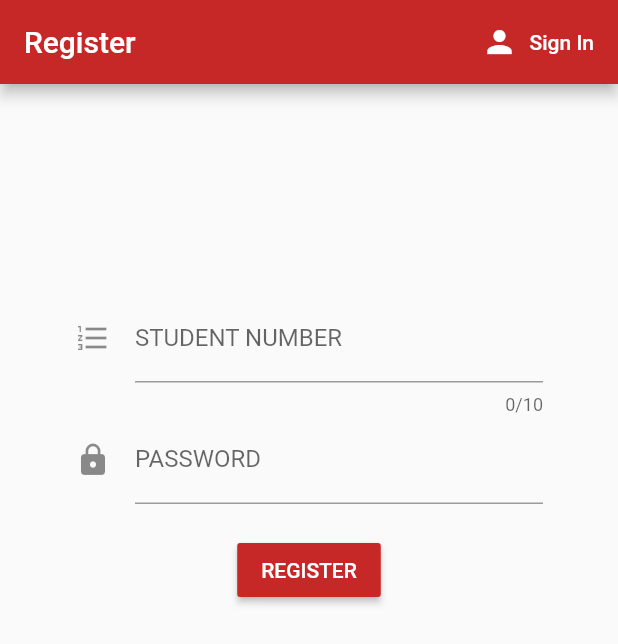
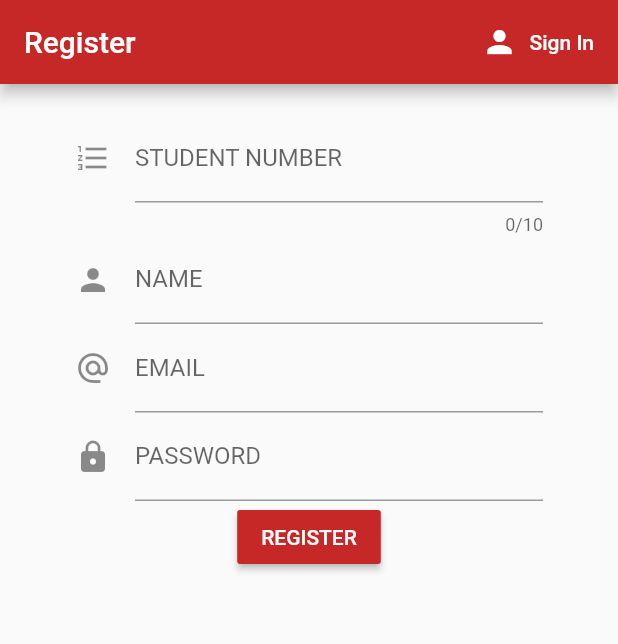
Before and after one commit to dvethhh/cardinal_plus, a Flutter app: the screen it shows after launch, after a tap on "SIGN IN", after a tap on "Register", on a phone screen of 412 x 824 dp. Shown: the top 644 px of the screen. Run offline on Flutter 3.47's test engine with Material 2 defaults, Android fonts, the phone set to English and light mode, and no system bars; our stand-ins replace cloud_firestore, firebase_auth, flutter_rating_bar, flutter_spinkit, webview_flutter; accounts and stored records are empty.

Commit message:
03232020

```diff
--- a/lib/Pages/settings_form.dart
+++ b/lib/Pages/settings_form.dart
@@ -9,10 +9,6 @@ class SettingsForm extends StatefulWidget {
 class _SettingsFormState extends State<SettingsForm> {
   final _formKey = GlobalKey<FormState>();
   final List<String> rating = ['1', '2', '3', '4', '5'];
-
-
-
-  double _rating = 1;
 
   @override
   Widget build(BuildContext context) {
--- a/lib/Pages/wrapper.dart
+++ b/lib/Pages/wrapper.dart
@@ -9,7 +9,6 @@ class Wrapper extends StatelessWidget {
   Widget build(BuildContext context) {
 
     final user = Provider.of<User>(context);
-    print(user);
 
     // return either the Home or Authenticate widget
     if (user == null){
--- a/lib/authenticate/register.dart
+++ b/lib/authenticate/register.dart
@@ -1,9 +1,9 @@
+import 'package:cardinal_plus/services/database.dart';
 import 'package:cardinal_plus/user.dart';
 import 'package:flutter/material.dart';
 import 'package:cardinal_plus/services/auth.dart';
 import 'package:cardinal_plus/shared/loading.dart';
 import 'package:flutter/services.dart';
-import 'package:provider/provider.dart';
 
 class RegisterPage extends StatefulWidget {
   final Function toggleView;
@@ -16,18 +16,20 @@ class _RegisterPageState extends State<RegisterPage> {
   final AuthService _auth = AuthService();
   final _formkey = GlobalKey<FormState>();
 
-  String _studentNumber = '';
-  String error = '', _password;
+  String _studentNumber = '', error = '', _password, _email, _name;
   bool loading = false;
 
   UserData userData;
 
   @override
   Widget build(BuildContext context) {
-    final user = Provider.of<User>(context);
     return loading
         ? Loading()
-        : Scaffold(
+        : StreamBuilder<StudentNumber>(
+            stream: DatabaseService(uid: 'studentnumber').studentNumberCheck,
+            builder: (context, snapshot) {
+              StudentNumber studentNumber = snapshot.data;
+              return Scaffold(
                 appBar: AppBar(
                   backgroundColor: Colors.red[800],
                   title: Text('Register'),
@@ -45,14 +47,14 @@ class _RegisterPageState extends State<RegisterPage> {
                     ),
                   ],
                 ),
-            body: Center(
+                body: SingleChildScrollView(
                   child: Container(
                     padding: EdgeInsets.symmetric(vertical: 20, horizontal: 50),
                     child: Form(
                       key: _formkey,
                       child: Column(
+                        mainAxisAlignment: MainAxisAlignment.spaceEvenly,
                         children: <Widget>[
-                      SizedBox(height: 120.0),
                           TextFormField(
                             inputFormatters: [
                               WhitelistingTextInputFormatter.digitsOnly
@@ -70,6 +72,28 @@ class _RegisterPageState extends State<RegisterPage> {
                             },
                           ),
                           TextFormField(
+                              validator: (val) =>
+                                  val.isEmpty ? 'Enter Information' : null,
+                              decoration: const InputDecoration(
+                                icon: Icon(Icons.person),
+                                hintText: 'Enter Full Name',
+                                labelText: 'NAME',
+                              ),
+                              onChanged: (val) {
+                                setState(() => _name = val);
+                              }),
+                          TextFormField(
+                              validator: (val) =>
+                                  val.isEmpty ? 'Enter Information' : null,
+                              decoration: const InputDecoration(
+                                icon: Icon(Icons.alternate_email),
+                                hintText: 'Enter a valid Mapúa Email',
+                                labelText: 'EMAIL',
+                              ),
+                              onChanged: (val) {
+                                setState(() => _email = val.trim());
+                              }),
+                          TextFormField(
                             obscureText: true,
                             validator: (val) =>
                                 val.isEmpty ? 'Enter Information' : null,
@@ -82,17 +106,17 @@ class _RegisterPageState extends State<RegisterPage> {
                               setState(() => _password = val);
                             },
                           ),
-                      SizedBox(height: 20.0),
                           RaisedButton(
                             onPressed: () async {
-                          userData = UserData(studentNumber: _studentNumber);
-
-                          print(userData.studentNumber);
-
                               if (_formkey.currentState.validate()) {
                                 dynamic result =
                                     await _auth.registerWithEmailAndPassword(
-                                    _studentNumber, _password);
+                                        _email, _password);
+
+                                await DatabaseService(uid: _studentNumber)
+                                    .updateUserData(
+                                        _name, _studentNumber, _email);
+                                print(userData.email);
 
                                 if (result == null) {
                                   setState(() {
@@ -114,5 +138,6 @@ class _RegisterPageState extends State<RegisterPage> {
                   ),
                 ),
               );
+            });
   }
 }
--- a/lib/authenticate/signin_page.dart
+++ b/lib/authenticate/signin_page.dart
@@ -1,10 +1,10 @@
-import 'package:cardinal_plus/shared/loading.dart';
+import 'package:cardinal_plus/user.dart';
 import 'package:flutter/material.dart';
 import 'package:cardinal_plus/services/auth.dart';
+import 'package:cardinal_plus/services/database.dart';
 
 class SignIn extends StatefulWidget {
   final Function toggleView;
-
   SignIn({this.toggleView});
 
   @override
@@ -18,13 +18,15 @@ class _SignInState extends State<SignIn> {
 
   String email = '';
   String password = '';
-  String error = '';
+  String error = '', _studentNumber;
 
   @override
   Widget build(BuildContext context) {
-    return loading
-        ? Loading()
-        : Scaffold(
+    return StreamBuilder<UserData>(
+      stream: DatabaseService(uid: _studentNumber).userData,
+      builder: (context, snapshot) {
+        UserData userData = snapshot.data;
+        return Scaffold(
           appBar: AppBar(
             elevation: 0,
             backgroundColor: Colors.red[800],
@@ -53,7 +55,7 @@ class _SignInState extends State<SignIn> {
                   children: <Widget>[
                     CircleAvatar(
                       backgroundColor: Colors.yellow[200],
-                        backgroundImage: AssetImage('assets/cardinaltwo.png'),
+                      backgroundImage: AssetImage('assets/mapualogo.png'),
                       radius: 70.0,
                     ),
                     SizedBox(height: 20.0),
@@ -61,11 +63,10 @@ class _SignInState extends State<SignIn> {
                       validator: (val) =>
                           val.isEmpty ? 'Enter Information' : null,
                       onChanged: (val) {
-                          setState(() => email = val);
+                        setState(() => _studentNumber = val);
                       },
                       decoration: const InputDecoration(
                         icon: Icon(Icons.format_list_numbered),
-
                         labelText: 'STUDENT NUMBER',
                       ),
                     ),
@@ -84,12 +85,19 @@ class _SignInState extends State<SignIn> {
                       },
                     ),
                     SizedBox(height: 20.0),
+                    ButtonBar(children: <Widget>[
                       FlatButton(
                         onPressed: () async {
                           if (_formkey.currentState.validate()) {
                             loading = true;
-                            dynamic result = await _auth
-                                .signInWithEmailAndPassword(email, password);
+                            dynamic result =
+                                await _auth.signInWithEmailAndPassword(
+                                    userData.email, password);
+                            print(userData.email);
+
+                            AlertDialog(
+                              content: Text(error),
+                            );
                             if (result == null) {
                               loading = false;
                             }
@@ -101,11 +109,23 @@ class _SignInState extends State<SignIn> {
                           style: TextStyle(color: Colors.white),
                         ),
                       ),
+                      FlatButton(
+                        color: Colors.white,
+                        onPressed: () {
+                          Scaffold.of(context).showSnackBar(SnackBar(
+                            content: Text('Yay! A SnackBar!'),
+                          ));
+                        },
+                        child: Text('Forgot Password?'),
+                      ),
+                    ])
                   ],
                 ),
               ),
             ),
           ),
         );
+      },
+    );
   }
 }
--- a/lib/services/database.dart
+++ b/lib/services/database.dart
@@ -1,58 +1,40 @@
 import 'package:cloud_firestore/cloud_firestore.dart';
-import 'package:cardinal_plus/announcements.dart';
 import 'package:cardinal_plus/user.dart';
 
 class DatabaseService {
   final String uid;
   DatabaseService({this.uid});
-
-  final CollectionReference annoucementData =
-      Firestore.instance.collection('announcements');
   final CollectionReference userInfo =
       Firestore.instance.collection('userdata');
-  final CollectionReference studentNumberData =
+  final CollectionReference studentNumber =
       Firestore.instance.collection('studentnumbers');
-
-  //announcements
-  List<Announcements> _announcementsListFromSnapshot(QuerySnapshot snapshot) {
-    return snapshot.documents.map((doc) {
-      //print(doc.data);
-      return Announcements(
-          author: doc.data['author'] ?? '',
-          message: doc.data['message'] ?? '',
-          date: doc.data['date'] ?? '');
-    }).toList();
-  }
-//to create announcements
 
 //to update user data
   Future<void> updateUserData(
-      String name, String studentNumber, String courseYear) async {
+      String name, String studentNumber, String email) async {
     return await userInfo.document(uid).setData({
       'name': name,
       'studentNumber': studentNumber,
-      'courseYear': courseYear,
+      'email': email,
     });
   }
 
   UserData _userDataFromSnapshot(DocumentSnapshot snapshot) {
     return UserData(
+        email: snapshot.data['email'],
         name: snapshot.data['name'],
-        studentNumber: snapshot.data['studentNumber'],
-        courseYear: snapshot.data['courseYear']);
-  }
-
-//check
-  String checkStudentNumber(int studentNumber) {
-    DocumentSnapshot snapshot;
-    if (snapshot.exists) {
-      String email = snapshot.data.toString() + '@email.com';
-      return email;
-    } else
-      return snapshot.data.toString();
+        studentNumber: snapshot.data['studentnumber']);
   }
 
   Stream<UserData> get userData {
     return userInfo.document(uid).snapshots().map(_userDataFromSnapshot);
   }
+
+  StudentNumber _studentNumberFromSnapshot(DocumentSnapshot snapshot) {
+    return StudentNumber(studentNumber: snapshot.data['studentnumber']);
+  }
+
+  Stream<StudentNumber> get studentNumberCheck {
+    return userInfo.document(uid).snapshots().map(_studentNumberFromSnapshot);
+  }
 }
--- a/lib/user.dart
+++ b/lib/user.dart
@@ -6,8 +6,13 @@ class User {
 
 class UserData {
   final String name;
-  final String courseYear;
   final String studentNumber;
+  final String email;
 
-  UserData({this.name, this.courseYear, this.studentNumber});
+  UserData({this.name, this.studentNumber, this.email});
 }
+
+class StudentNumber {
+    final String studentNumber;
+    StudentNumber({this.studentNumber});
+}
--- a/pubspec.yaml
+++ b/pubspec.yaml
@@ -55,6 +55,8 @@ flutter:
     - assets/background.png
     - assets/cardinaltwo.png
     - assets/bbicon.png
+    - assets/forms.png
+    - assets/mapualogo.png
   #  - images/a_dot_ham.jpeg
 
   # An image asset can refer to one or more resolution-specific "variants", see
```
Also changed, not shown: lib/Pages/blackboardchoice.dart (added, +21 -0 lines), lib/Pages/bottomnavigation.dart (+4 -3 lines), lib/Pages/home_page.dart (+37 -28 lines), lib/Pages/mymapua.dart (+9 -14 lines), lib/Pages/profile_page.dart (+12 -48 lines), lib/announcements.dart (deleted, +0 -7 lines), lib/authenticate/authenticate.dart (+3 -5 lines), lib/card_announcement.dart (+30 -25 lines), lib/services/auth.dart (+2 -15 lines), lib/tileinfo.dart (added, +7 -0 lines), assets/forms.png (added), assets/mapualogo.png (added). Lines whose indentation alone changed are shown as unchanged.
